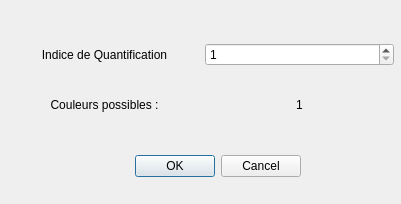
Above: QuantiDialog.ui from ckeleshi/ptrans before the change. Below: the same form after it.
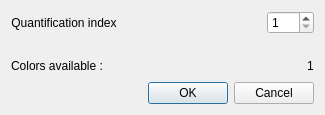
That is the form after the change.

```diff
--- a/QuantiDialog.ui
+++ b/QuantiDialog.ui
@@ -6,49 +6,39 @@
    <rect>
     <x>0</x>
     <y>0</y>
-    <width>401</width>
-    <height>204</height>
+    <width>325</width>
+    <height>115</height>
    </rect>
   </property>
   <property name="windowTitle">
    <string>Dialog</string>
   </property>
-  <widget class="QDialogButtonBox" name="buttonBox">
-   <property name="geometry">
-    <rect>
-     <x>-40</x>
-     <y>150</y>
-     <width>341</width>
-     <height>32</height>
-    </rect>
-   </property>
-   <property name="orientation">
-    <enum>Qt::Horizontal</enum>
-   </property>
-   <property name="standardButtons">
-    <set>QDialogButtonBox::Cancel|QDialogButtonBox::Ok</set>
-   </property>
-  </widget>
-  <widget class="QWidget" name="layoutWidget_2">
-   <property name="geometry">
-    <rect>
-     <x>10</x>
-     <y>40</y>
-     <width>384</width>
-     <height>30</height>
-    </rect>
-   </property>
+  <layout class="QVBoxLayout" name="verticalLayout_2">
+   <item>
    <layout class="QHBoxLayout" name="horizontalLayout_bottom">
     <item>
      <widget class="QLabel" name="quanti_label">
       <property name="text">
-       <string>Indice de Quantification</string>
+        <string>Quantification index</string>
       </property>
       <property name="alignment">
        <set>Qt::AlignCenter</set>
       </property>
      </widget>
     </item>
+     <item>
+      <spacer name="horizontalSpacer">
+       <property name="orientation">
+        <enum>Qt::Horizontal</enum>
+       </property>
+       <property name="sizeHint" stdset="0">
+        <size>
+         <width>40</width>
+         <height>20</height>
+        </size>
+       </property>
+      </spacer>
+     </item>
     <item>
      <widget class="QDoubleSpinBox" name="area_quanti">
       <property name="decimals">
@@ -63,53 +53,29 @@
      </widget>
     </item>
    </layout>
-  </widget>
-  <widget class="QPushButton" name="pushButton">
-   <property name="geometry">
-    <rect>
-     <x>149</x>
-     <y>310</y>
-     <width>384</width>
-     <height>28</height>
-    </rect>
-   </property>
-   <property name="cursor">
-    <cursorShape>ArrowCursor</cursorShape>
-   </property>
-   <property name="text">
-    <string>Use PointPicking</string>
-   </property>
-  </widget>
-  <widget class="QLabel" name="quanti_label_2">
-   <property name="geometry">
-    <rect>
-     <x>120</x>
-     <y>90</y>
-     <width>174</width>
-     <height>28</height>
-    </rect>
-   </property>
-   <property name="text">
-    <string/>
-   </property>
-   <property name="alignment">
-    <set>Qt::AlignCenter</set>
-   </property>
-  </widget>
-  <widget class="QWidget" name="layoutWidget_4">
-   <property name="geometry">
-    <rect>
-     <x>10</x>
-     <y>90</y>
-     <width>384</width>
-     <height>30</height>
-    </rect>
-   </property>
+   </item>
+   <item>
+    <spacer name="verticalSpacer">
+     <property name="orientation">
+      <enum>Qt::Vertical</enum>
+     </property>
+     <property name="sizeType">
+      <enum>QSizePolicy::Expanding</enum>
+     </property>
+     <property name="sizeHint" stdset="0">
+      <size>
+       <width>20</width>
+       <height>20</height>
+      </size>
+     </property>
+    </spacer>
+   </item>
+   <item>
    <layout class="QHBoxLayout" name="horizontalLayout_bottom_4">
-    <item>
+     <item alignment="Qt::AlignLeft">
      <widget class="QLabel" name="quanti_label_5">
       <property name="text">
-       <string>Couleurs possibles :</string>
+        <string>Colors available :</string>
       </property>
       <property name="alignment">
        <set>Qt::AlignCenter</set>
@@ -119,6 +85,19 @@
       </property>
      </widget>
     </item>
+     <item>
+      <spacer name="horizontalSpacer_2">
+       <property name="orientation">
+        <enum>Qt::Horizontal</enum>
+       </property>
+       <property name="sizeHint" stdset="0">
+        <size>
+         <width>40</width>
+         <height>20</height>
+        </size>
+       </property>
+      </spacer>
+     </item>
     <item>
      <widget class="QLabel" name="nb_color_label">
       <property name="text">
@@ -130,7 +109,18 @@
      </widget>
     </item>
    </layout>
-  </widget>
+   </item>
+   <item>
+    <widget class="QDialogButtonBox" name="buttonBox">
+     <property name="orientation">
+      <enum>Qt::Horizontal</enum>
+     </property>
+     <property name="standardButtons">
+      <set>QDialogButtonBox::Cancel|QDialogButtonBox::Ok</set>
+     </property>
+    </widget>
+   </item>
+  </layout>
  </widget>
  <resources/>
  <connections>
```
Left out of the diff: 2 changed lines with no effect on the pictures. Lines whose indentation alone changed are shown as unchanged.
